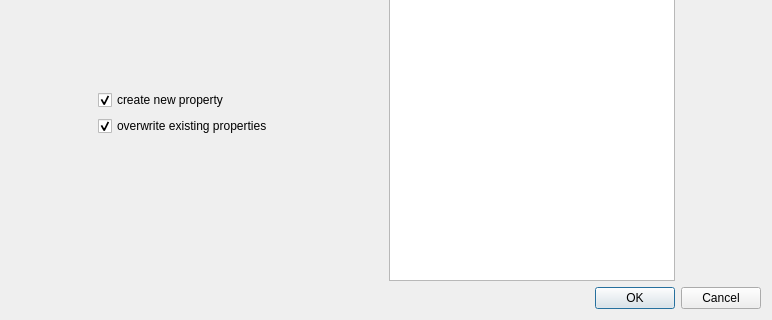
Above: application/dlgrdrsetproperty.ui from jkriege2/QuickFit3 before the change; both pictures show x 0 to 772 and y 170 to 490 of the 772 by 490 pixel window. Below: the same form after it.
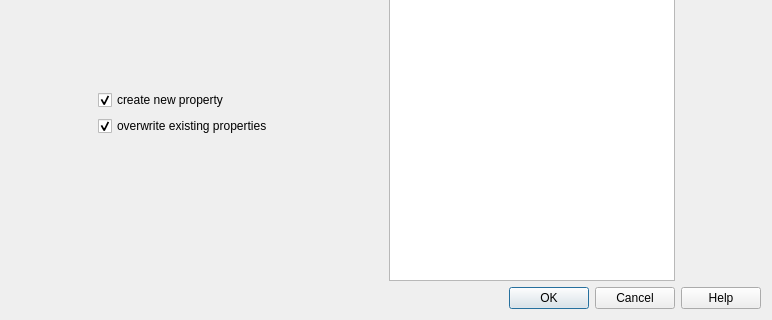
That is the form after the change.

Commit message: QuickFit3/fcs_fitfunctions: added fitfunction with flow and v,D,wxy as parameters QuickFit3: updated online help for tools

Diff of the .ui file:
```diff
--- a/application/dlgrdrsetproperty.ui
+++ b/application/dlgrdrsetproperty.ui
@@ -173,7 +173,7 @@
       <enum>Qt::Horizontal</enum>
      </property>
      <property name="standardButtons">
-      <set>QDialogButtonBox::Cancel|QDialogButtonBox::Ok</set>
+      <set>QDialogButtonBox::Cancel|QDialogButtonBox::Help|QDialogButtonBox::Ok</set>
      </property>
     </widget>
    </item>
```
Left out of the diff: 29 changed lines with no effect on the pictures. The commit also changes 36 other files.
